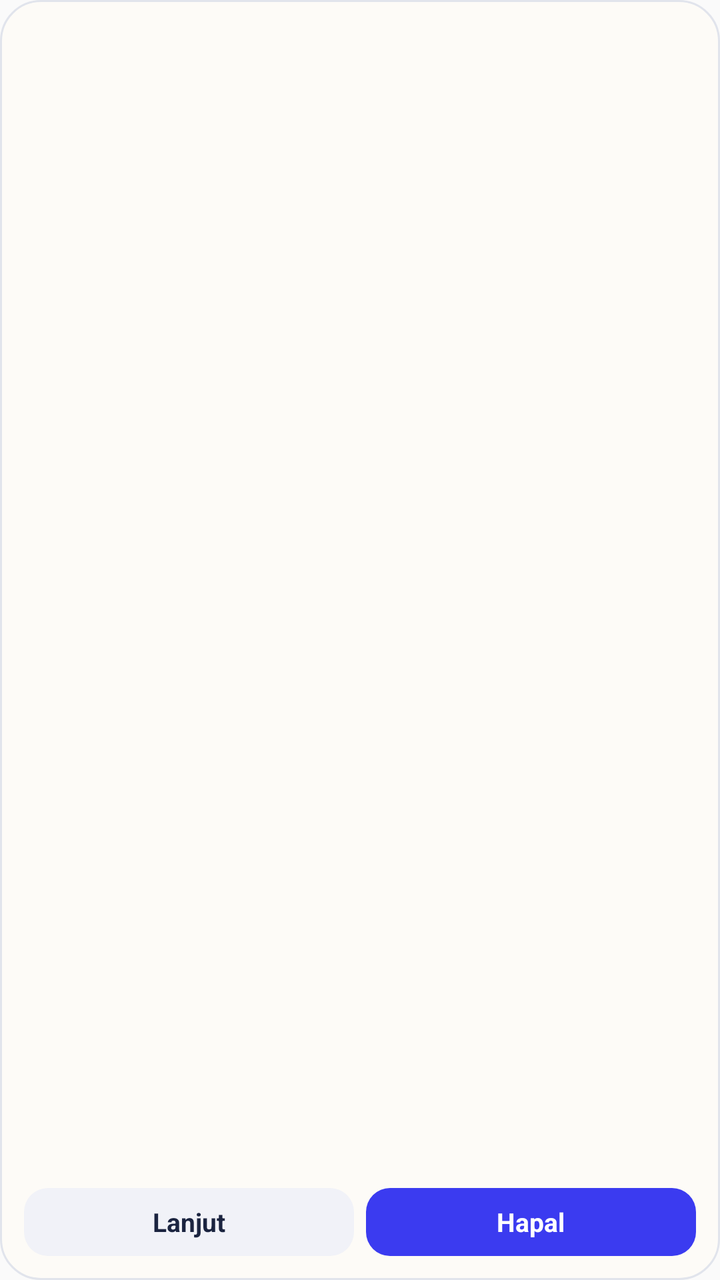
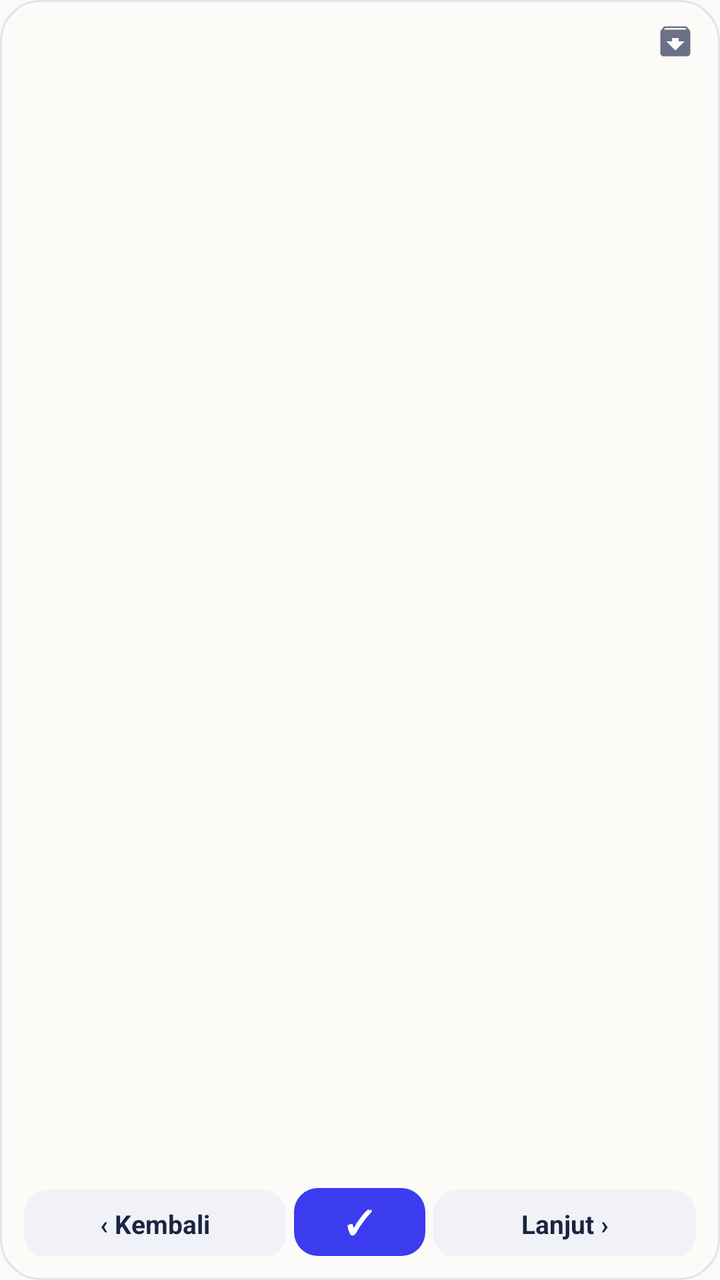

Two renders of the same Android screen: before a commit and after it. Below are the layout's source before the change and the commit's diff.
<!-- AndroidManifest.xml: application theme android:Theme.Material.Light.NoActionBar -->
<!-- res/layout/widget_kotoba.xml -->
<?xml version="1.0" encoding="utf-8"?>
<LinearLayout xmlns:android="http://schemas.android.com/apk/res/android"
    android:id="@+id/root"
    android:layout_width="match_parent"
    android:layout_height="match_parent"
    android:background="@drawable/bg_card"
    android:orientation="vertical"
    android:padding="12dp">

    <TextView
        android:id="@+id/head"
        android:layout_width="match_parent"
        android:layout_height="wrap_content"
        android:singleLine="true"
        android:textColor="#6B7186"
        android:textSize="11sp" />

    <LinearLayout
        android:id="@+id/card"
        android:layout_width="match_parent"
        android:layout_height="0dp"
        android:layout_weight="1"
        android:gravity="center"
        android:orientation="vertical">

        <TextView
            android:id="@+id/main"
            android:layout_width="wrap_content"
            android:layout_height="wrap_content"
            android:singleLine="true"
            android:textColor="#1B2440"
            android:textSize="34sp"
            android:textStyle="bold" />

        <TextView
            android:id="@+id/sub"
            android:layout_width="wrap_content"
            android:layout_height="wrap_content"
            android:singleLine="true"
            android:textColor="#3B3BF0"
            android:textSize="14sp" />

        <TextView
            android:id="@+id/arti"
            android:layout_width="wrap_content"
            android:layout_height="wrap_content"
            android:maxLines="2"
            android:textColor="#1B2440"
            android:textSize="15sp" />
    </LinearLayout>

    <LinearLayout
        android:layout_width="match_parent"
        android:layout_height="wrap_content"
        android:orientation="horizontal">

        <TextView
            android:id="@+id/btnNext"
            android:layout_width="0dp"
            android:layout_height="34dp"
            android:layout_marginEnd="6dp"
            android:layout_weight="1"
            android:background="@drawable/bg_btn"
            android:gravity="center"
            android:text="Lanjut"
            android:textColor="#1B2440"
            android:textSize="13sp"
            android:textStyle="bold" />

        <TextView
            android:id="@+id/btnDone"
            android:layout_width="0dp"
            android:layout_height="34dp"
            android:layout_weight="1"
            android:background="@drawable/bg_btn_pr"
            android:gravity="center"
            android:text="Hapal"
            android:textColor="#FFFFFF"
            android:textSize="13sp"
            android:textStyle="bold" />
    </LinearLayout>
</LinearLayout>
<!-- resources referenced by this layout -->
<resources>
  <!-- drawable bg_btn (drawable) -->
  <?xml version="1.0" encoding="utf-8"?>
  <shape xmlns:android="http://schemas.android.com/apk/res/android" android:shape="rectangle">
      <solid android:color="#F1F2F8" />
      <corners android:radius="12dp" />
  </shape>
  <!-- drawable bg_btn_pr (drawable) -->
  <?xml version="1.0" encoding="utf-8"?>
  <shape xmlns:android="http://schemas.android.com/apk/res/android" android:shape="rectangle">
      <solid android:color="#3B3BF0" />
      <corners android:radius="12dp" />
  </shape>
  <!-- drawable bg_card (drawable) -->
  <?xml version="1.0" encoding="utf-8"?>
  <shape xmlns:android="http://schemas.android.com/apk/res/android" android:shape="rectangle">
      <solid android:color="#FDFBF7" />
      <stroke android:width="1dp" android:color="#E1E4EC" />
      <corners android:radius="20dp" />
  </shape>
</resources>

<!-- the commit's change to res/layout/widget_kotoba.xml (unified diff, before → after) -->
@@ -7,13 +7,31 @@
     android:orientation="vertical"
     android:padding="12dp">
 
-    <TextView
-        android:id="@+id/head"
+    <LinearLayout
         android:layout_width="match_parent"
         android:layout_height="wrap_content"
-        android:singleLine="true"
-        android:textColor="#6B7186"
-        android:textSize="11sp" />
+        android:gravity="center_vertical"
+        android:orientation="horizontal">
+
+        <TextView
+            android:id="@+id/head"
+            android:layout_width="0dp"
+            android:layout_height="wrap_content"
+            android:layout_weight="1"
+            android:singleLine="true"
+            android:textColor="@color/w_sub"
+            android:textSize="11sp" />
+
+        <ImageView
+            android:id="@+id/btnArch"
+            android:layout_width="28dp"
+            android:layout_height="28dp"
+            android:layout_marginTop="-4dp"
+            android:layout_marginEnd="-4dp"
+            android:contentDescription="Arsip"
+            android:padding="4dp"
+            android:src="@drawable/ic_archive" />
+    </LinearLayout>
 
     <LinearLayout
         android:id="@+id/card"
@@ -28,7 +46,7 @@
             android:layout_width="wrap_content"
             android:layout_height="wrap_content"
             android:singleLine="true"
-            android:textColor="#1B2440"
+            android:textColor="@color/w_text"
             android:textSize="34sp"
             android:textStyle="bold" />
 
@@ -37,7 +55,7 @@
             android:layout_width="wrap_content"
             android:layout_height="wrap_content"
             android:singleLine="true"
-            android:textColor="#3B3BF0"
+            android:textColor="@color/w_accent"
             android:textSize="14sp" />
 
         <TextView
@@ -45,37 +63,54 @@
             android:layout_width="wrap_content"
             android:layout_height="wrap_content"
             android:maxLines="2"
-            android:textColor="#1B2440"
+            android:textColor="@color/w_text"
             android:textSize="15sp" />
     </LinearLayout>
 
     <LinearLayout
         android:layout_width="match_parent"
         android:layout_height="wrap_content"
-        android:orientation="horizontal">
+        android:orientation="horizontal"
+        android:weightSum="10">
+
+        <TextView
+            android:id="@+id/btnPrev"
+            android:layout_width="0dp"
+            android:layout_height="34dp"
+            android:layout_marginEnd="4dp"
+            android:layout_weight="4"
+            android:background="@drawable/bg_btn"
+            android:gravity="center"
+            android:singleLine="true"
+            android:text="‹ Kembali"
+            android:textColor="@color/w_btn_text"
+            android:textSize="13sp"
+            android:textStyle="bold" />
+
+        <TextView
+            android:id="@+id/btnMid"
+            android:layout_width="0dp"
+            android:layout_height="34dp"
+            android:layout_marginEnd="4dp"
+            android:layout_weight="2"
+            android:background="@drawable/bg_btn_pr"
+            android:gravity="center"
+            android:singleLine="true"
+            android:text="✓"
+            android:textColor="@color/w_pr_text"
+            android:textSize="16sp"
+            android:textStyle="bold" />
 
         <TextView
             android:id="@+id/btnNext"
             android:layout_width="0dp"
             android:layout_height="34dp"
-            android:layout_marginEnd="6dp"
-            android:layout_weight="1"
+            android:layout_weight="4"
             android:background="@drawable/bg_btn"
             android:gravity="center"
-            android:text="Lanjut"
-            android:textColor="#1B2440"
-            android:textSize="13sp"
-            android:textStyle="bold" />
-
-        <TextView
-            android:id="@+id/btnDone"
-            android:layout_width="0dp"
-            android:layout_height="34dp"
-            android:layout_weight="1"
-            android:background="@drawable/bg_btn_pr"
-            android:gravity="center"
-            android:text="Hapal"
-            android:textColor="#FFFFFF"
+            android:singleLine="true"
+            android:text="Lanjut ›"
+            android:textColor="@color/w_btn_text"
             android:textSize="13sp"
             android:textStyle="bold" />
     </LinearLayout>
<!-- resource entries referenced after the edit -->
@@ -1,23 +1,43 @@
 <!-- resources referenced by this layout -->
 <resources>
+  <color name="w_accent">#3B3BF0</color>
+  <color name="w_btn_text">#1B2440</color>
+  <color name="w_pr_text">#FFFFFF</color>
+  <color name="w_sub">#6B7186</color>
+  <color name="w_text">#1B2440</color>
   <!-- drawable bg_btn (drawable) -->
   <?xml version="1.0" encoding="utf-8"?>
   <shape xmlns:android="http://schemas.android.com/apk/res/android" android:shape="rectangle">
-      <solid android:color="#F1F2F8" />
+      <solid android:color="@color/w_btn" />
       <corners android:radius="12dp" />
   </shape>
   <!-- drawable bg_btn_pr (drawable) -->
   <?xml version="1.0" encoding="utf-8"?>
   <shape xmlns:android="http://schemas.android.com/apk/res/android" android:shape="rectangle">
-      <solid android:color="#3B3BF0" />
+      <solid android:color="@color/w_pr" />
       <corners android:radius="12dp" />
   </shape>
   <!-- drawable bg_card (drawable) -->
   <?xml version="1.0" encoding="utf-8"?>
   <shape xmlns:android="http://schemas.android.com/apk/res/android" android:shape="rectangle">
-      <solid android:color="#FDFBF7" />
-      <stroke android:width="1dp" android:color="#E1E4EC" />
+      <solid android:color="@color/w_bg" />
+      <stroke android:width="1dp" android:color="@color/w_stroke" />
       <corners android:radius="20dp" />
   </shape>
+  <!-- drawable ic_archive (drawable) -->
+  <?xml version="1.0" encoding="utf-8"?>
+  <vector xmlns:android="http://schemas.android.com/apk/res/android"
+      android:width="24dp"
+      android:height="24dp"
+      android:viewportWidth="24"
+      android:viewportHeight="24">
+      <path
+          android:fillColor="@color/w_sub"
+          android:pathData="M20.54,5.23l-1.39,-1.68C18.88,3.21 18.47,3 18,3H6c-0.47,0 -0.88,0.21 -1.16,0.55L3.46,5.23C3.17,5.57 3,6.02 3,6.5V19c0,1.1 0.9,2 2,2h14c1.1,0 2,-0.9 2,-2V6.5c0,-0.48 -0.17,-0.93 -0.46,-1.27zM12,17.5L6.5,12H10v-2h4v2h3.5L12,17.5zM5.12,5l0.81,-1h12l0.94,1H5.12z" />
+  </vector>
+  <color name="w_btn">#F1F2F8</color>
+  <color name="w_pr">#3B3BF0</color>
+  <color name="w_bg">#FDFBF7</color>
+  <color name="w_stroke">#E1E4EC</color>
 </resources>
 
